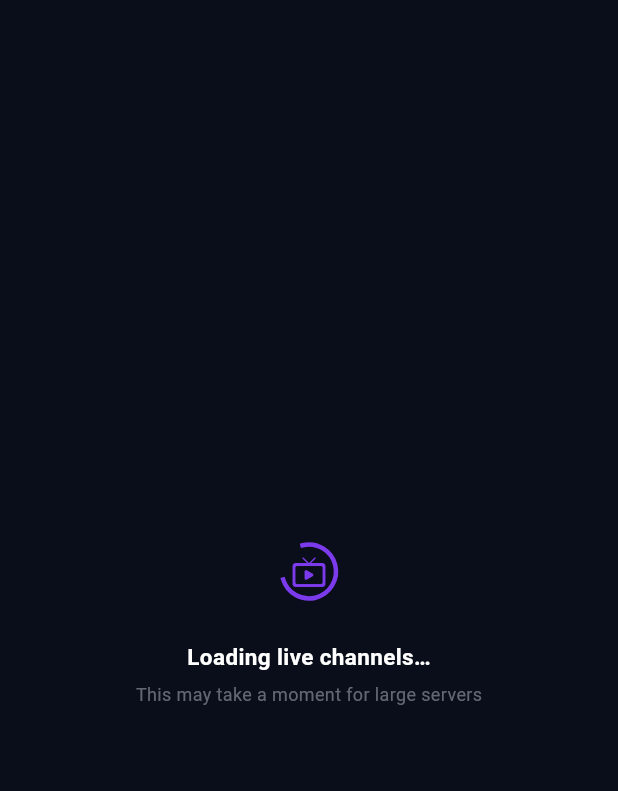
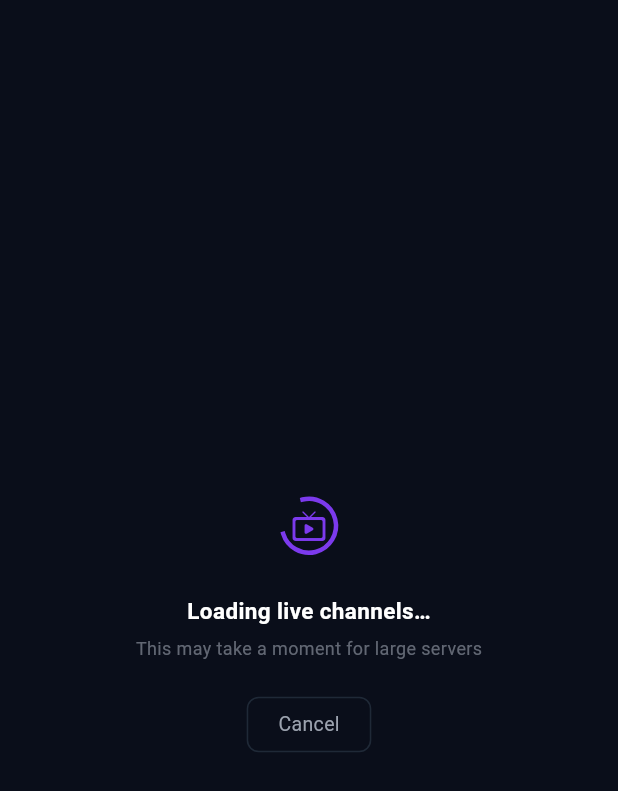
Before and after one commit to zamouriiiptv-beep/castivio-site, a Flutter app: the SectionLoader widget shown alone on an empty page, opened directly, on a phone screen of 412 x 824 dp. Shown: the top 791 px of the screen. Run offline on Flutter 3.47's test engine with Material 3 defaults, Android fonts, the phone set to English and light mode, and no system bars; our stand-ins replace cached_network_image, dio, flutter_riverpod, hive, hive_flutter, wakelock_plus; missing offline and left inert: media_kit, media_kit_video; accounts and stored records are empty.

Commit message:
fix: reduce receive timeout 5min→30s, add Cancel button on loading screen
receiveTimeout of 5 minutes caused the loading screen to hang indefinitely
when a server category request stalled. Each per-category response is small
(a few KB), so 30 seconds is more than enough. Stalled requests now fail
fast and are skipped after one retry.

Also adds a Cancel button to SectionLoader so users can exit a stuck
loading screen without restarting the app.

https://claude.ai/code/session_01YXd23QftjXTgbRXuHUxn5y

```diff
--- a/prime-player/lib/data/services/xtream_service.dart
+++ b/prime-player/lib/data/services/xtream_service.dart
@@ -102,8 +102,8 @@ class XtreamService {
   }) {
     _dio = Dio(BaseOptions(
       baseUrl:        host.endsWith('/') ? host : '$host/',
-      connectTimeout: const Duration(seconds: 20),
-      receiveTimeout: const Duration(minutes: 5),
+      connectTimeout: const Duration(seconds: 15),
+      receiveTimeout: const Duration(seconds: 30), // per-category responses are small — 30s is plenty
       validateStatus: (_) => true,
       headers: const {'Accept-Encoding': 'gzip, deflate'},
     ));
--- a/prime-player/lib/presentation/screens/live_tv_screen.dart
+++ b/prime-player/lib/presentation/screens/live_tv_screen.dart
@@ -132,7 +132,11 @@ class _LiveTvScreenState extends ConsumerState<LiveTvScreen> {
         backgroundColor: Colors.black,
         body: SafeArea(child: Column(children: [
           ContentTopBar(section: 'LIVE TV', subSection: 'Loading…', onBack: () => Navigator.pop(context)),
-          const Expanded(child: SectionLoader(icon: Icons.live_tv_rounded, label: 'Loading live channels…')),
+          Expanded(child: SectionLoader(
+            icon: Icons.live_tv_rounded,
+            label: 'Loading live channels…',
+            onCancel: () => Navigator.pop(context),
+          )),
         ])),
       );
 
--- a/prime-player/lib/presentation/screens/movies_screen.dart
+++ b/prime-player/lib/presentation/screens/movies_screen.dart
@@ -158,7 +158,7 @@ class _MoviesScreenState extends ConsumerState<MoviesScreen> {
         backgroundColor: AppColors.background,
         body: SafeArea(child: Column(children: [
           ContentTopBar(section: 'MOVIES', subSection: 'Loading…', onBack: () => Navigator.pop(context)),
-          const Expanded(child: SectionLoader(icon: Icons.movie_rounded, label: 'Loading movies…')),
+          Expanded(child: SectionLoader(icon: Icons.movie_rounded, label: 'Loading movies…', onCancel: () => Navigator.pop(context))),
         ])),
       );
 
--- a/prime-player/lib/presentation/screens/series_screen.dart
+++ b/prime-player/lib/presentation/screens/series_screen.dart
@@ -158,7 +158,7 @@ class _SeriesScreenState extends ConsumerState<SeriesScreen> {
         backgroundColor: AppColors.background,
         body: SafeArea(child: Column(children: [
           ContentTopBar(section: 'SERIES', subSection: 'Loading…', onBack: () => Navigator.pop(context)),
-          const Expanded(child: SectionLoader(icon: Icons.video_library_rounded, label: 'Loading series…')),
+          Expanded(child: SectionLoader(icon: Icons.video_library_rounded, label: 'Loading series…', onCancel: () => Navigator.pop(context))),
         ])),
       );
 
--- a/prime-player/lib/presentation/widgets/content_screen_layout.dart
+++ b/prime-player/lib/presentation/widgets/content_screen_layout.dart
@@ -645,9 +645,10 @@ class _Controls extends StatelessWidget {
 // ── Lazy-load shared widgets ──────────────────────────────────────────────────
 
 class SectionLoader extends StatelessWidget {
-  final IconData icon;
-  final String   label;
-  const SectionLoader({super.key, required this.icon, required this.label});
+  final IconData     icon;
+  final String       label;
+  final VoidCallback? onCancel;
+  const SectionLoader({super.key, required this.icon, required this.label, this.onCancel});
 
   @override
   Widget build(BuildContext context) => Center(
@@ -667,6 +668,21 @@ class SectionLoader extends StatelessWidget {
           Text('This may take a moment for large servers',
               style: TextStyle(
                   color: AppColors.textSecondary.withOpacity(0.6), fontSize: 12)),
+          if (onCancel != null) ...[
+            const SizedBox(height: 24),
+            GestureDetector(
+              onTap: onCancel,
+              child: Container(
+                padding: const EdgeInsets.symmetric(horizontal: 20, vertical: 8),
+                decoration: BoxDecoration(
+                  border: Border.all(color: AppColors.border),
+                  borderRadius: BorderRadius.circular(8),
+                ),
+                child: const Text('Cancel',
+                    style: TextStyle(color: AppColors.textSecondary, fontSize: 13)),
+              ),
+            ),
+          ],
         ]),
       );
 }
```
